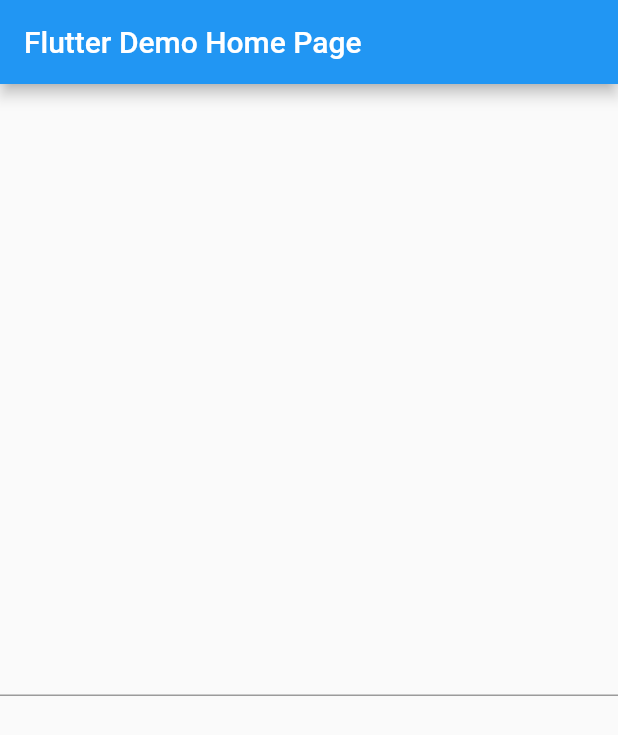
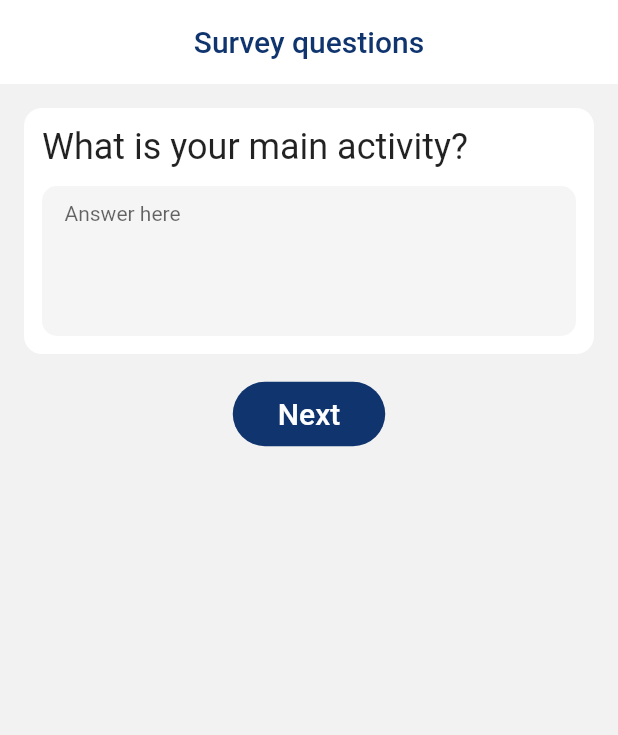
Before and after one commit to karthik-suresh/input_widgets, a Flutter app: the screen it shows after launch, on a phone screen of 412 x 824 dp. Shown: the top 735 px of the screen. Run offline on Flutter 3.47's test engine with Material 2 defaults, Android fonts, the phone set to English and light mode, and no system bars.

Commit message:
Basic survey question outline
* An outline containing influenzanet theme is done
* Static questions are fetched and a next button is placed
* New questions are looped from the static array

```diff
--- a/lib/main.dart
+++ b/lib/main.dart
@@ -1,20 +1,21 @@
 import 'package:flutter/material.dart';
 import 'package:input_widgets/my_widget.dart';
-import 'package:survey_engine.dart/api/api.dart';
+import 'package:input_widgets/ui/common/themes/influenzanet-theme.dart';
+import 'package:input_widgets/ui/common/widgets/app-bars/themed-app-bar.dart';
+import 'package:input_widgets/ui/common/widgets/buttons/themed-primary-button.dart';
 
 void main() {
-  return runApp(MyApp());
+  runApp(MyApp());
 }
 
 class MyApp extends StatelessWidget {
+  // This widget is the root of your application.
   @override
   Widget build(BuildContext context) {
     return MaterialApp(
-      title: 'Flutter Demo',
-      theme: ThemeData(
-        primarySwatch: Colors.blue,
-      ),
-      home: MyHomePage(title: 'Flutter Demo Home Page'),
+      title: 'Influenzanet Survey',
+      theme: influenzaNetTheme,
+      home: MyHomePage(title: 'Survey questions'),
     );
   }
 }
@@ -23,25 +24,63 @@ class MyHomePage extends StatefulWidget {
   MyHomePage({Key key, this.title}) : super(key: key);
 
   final String title;
+  final List<String> questions = [
+    'What is your main activity?',
+    'What is the first part of your school/college/workplace postal code (where you spend the majority of your working/studying time)?',
+    'Which of the following texts most closely matches with your main occupation?',
+    'Except people you meet on public contact, do you have contact with any of the following during the course of a typical day?',
+    'INCLUDING YOU, how many people in each of the following age groups live in your household?'
+  ];
 
   @override
   _MyHomePageState createState() => _MyHomePageState();
 }
 
 class _MyHomePageState extends State<MyHomePage> {
+  int _index = 0;
+  List<String> questions;
+  @override
+  void initState() {
+    questions = widget.questions;
+    super.initState();
+  }
+
+  void _nextQuestion() {
+    setState(() {
+      _index++;
+      if (_index == questions.length) {
+        _index = 0;
+      }
+    });
+  }
+
   @override
   Widget build(BuildContext context) {
     return Scaffold(
-      appBar: AppBar(
-        title: Text(widget.title),
-      ),
-      body: Center(
-        child: Column(
-          mainAxisAlignment: MainAxisAlignment.center,
-          children: <Widget>[
-            MyStatefulWidget(firstArgument.toString()),
-          ],
-        ),
+      appBar: ThemedAppBar(Theme.of(context), titleText: widget.title),
+      body: Column(
+        children: <Widget>[
+          Column(
+            mainAxisAlignment: MainAxisAlignment.center,
+            children: <Widget>[
+              Padding(
+                padding: const EdgeInsets.only(
+                  left: ThemeElements.pagePadding,
+                  top: ThemeElements.pagePadding,
+                  right: ThemeElements.pagePadding,
+                ),
+                child: MyWidget(question: questions[_index]),
+              ),
+              Container(height: ThemeElements.elementPadding),
+              ThemedPrimaryButton(
+                Theme.of(context),
+                primaryColor: true,
+                text: 'Next',
+                onPressed: _nextQuestion,
+              )
+            ],
+          )
+        ],
       ),
     );
   }
--- a/lib/my_widget.dart
+++ b/lib/my_widget.dart
@@ -1,5 +1,45 @@
 import 'package:flutter/material.dart';
+import 'package:input_widgets/ui/common/themes/influenzanet-theme.dart';
+import 'package:input_widgets/ui/common/widgets/cards/themed-card.dart';
+import 'package:input_widgets/ui/common/widgets/forms/themed-long-text-form-field.dart';
 
-class MyStatefulWidget extends TextFormField {
-  MyStatefulWidget(String name) : super(initialValue: name);
+class MyWidget extends StatelessWidget {
+  final String question;
+  MyWidget({Key key, this.question}) : super(key: key);
+
+  @override
+  Widget build(BuildContext context) {
+    ThemeData themeData = Theme.of(context);
+    return Container(
+      child: Column(
+        children: <Widget>[_inputLongTextFields(themeData, this.question)],
+      ),
+    );
+  }
+
+  Widget _inputLongTextFields(ThemeData themeData, String question) {
+    return ThemedCard(
+      color: Colors.white,
+      child: Padding(
+        padding: EdgeInsets.all(12),
+        child: Column(
+          crossAxisAlignment: CrossAxisAlignment.start,
+          children: <Widget>[
+            Text(
+              question,
+              style: themeData.textTheme.headline5,
+              textAlign: TextAlign.center,
+            ),
+            Container(
+              height: ThemeElements.cardContentPadding,
+            ),
+            ThemedLongTextFormField(
+              hintText: "Answer here",
+              maxlines: 5,
+            ),
+          ],
+        ),
+      ),
+    );
+  }
 }
--- /dev/null
+++ b/lib/ui/common/themes/influenzanet-theme.dart
@@ -0,0 +1,88 @@
+import 'package:flutter/material.dart';
+
+ThemeData influenzaNetTheme = ThemeData(
+  primarySwatch: ThemeElements.primarySwatch,
+  primaryColor: ThemeElements.primaryColor,
+  primaryColorLight: ThemeElements.primaryColorLight,
+  primaryColorDark: ThemeElements.primaryColorDark,
+  accentColor: ThemeElements.accentColor,
+  canvasColor: ThemeElements.canvasColor,
+  disabledColor: Colors.grey[350],
+  textTheme: TextTheme(
+      headline1: ThemeElements.displayTextStyle,
+      headline2: ThemeElements.displayTextStyle,
+      headline3: ThemeElements.displayTextStyle,
+      headline4: ThemeElements.displayTextStyle),
+  buttonTheme: ButtonThemeData(
+      buttonColor: ThemeElements.primaryColor,
+      textTheme: ButtonTextTheme.primary,
+      shape:
+          RoundedRectangleBorder(borderRadius: BorderRadius.circular(100.0))),
+  appBarTheme: AppBarTheme(
+    color: Colors.white,
+    brightness: Brightness.light,
+    elevation: 0.0,
+    iconTheme: IconThemeData(color: ThemeElements.accentColor),
+  ),
+  dividerTheme: DividerThemeData(space: ThemeElements.elementPadding / 2),
+);
+
+class ThemeElements {
+  static const MaterialColor primarySwatch = MaterialColor(0xff4b669d, {
+    50: const Color(0xffe5e9f0),
+    100: const Color(0xffbec7dc),
+    200: const Color(0xff94a4c4),
+    300: const Color(0xff6c81ad),
+    400: const Color(0xff4b669d),
+    500: const Color(0xff284d8e),
+    600: const Color(0xff214686),
+    700: const Color(0xff173d7a),
+    800: const Color(0xff0f336e),
+    900: const Color(0xff042357),
+  });
+
+  static const MaterialColor accentSwatch = MaterialColor(0xff61b1b0, {
+    50: const Color(0xffe2f1f2),
+    100: const Color(0xffb7dddd),
+    200: const Color(0xff8ac7c7),
+    300: const Color(0xff61b1b0),
+    400: const Color(0xff49a09e),
+    500: const Color(0xff36908c),
+    600: const Color(0xff33837f),
+    700: const Color(0xff2e746f),
+    800: const Color(0xff29645f),
+    900: const Color(0xff1f4843),
+  });
+
+  static const Color primaryColor = const Color(0xff0f346e);
+  static const Color primaryColorLight = const Color(0xff475d9d);
+  static const Color primaryColorDark = const Color(0xff000e42);
+
+  static const Color accentColor = const Color(0xff61b1b0);
+  static const Color accentColorLight = const Color(0xff93e3e2);
+  static const Color accentColorDark = const Color(0xff2d8181);
+
+  static const Color canvasColor = const Color(0xfff2f2f2);
+
+  static const TextStyle displayTextStyle = TextStyle(color: Colors.black);
+  static const TextStyle bigButtonTextStyle = TextStyle(fontSize: 20.0);
+  static const TextStyle longTextFormFieldTextStyle = TextStyle(fontSize: 14.0);
+
+  static const EdgeInsetsGeometry bigButtonPaddingGeometry =
+      EdgeInsets.symmetric(vertical: 10.0, horizontal: 30.0);
+
+  static const double pagePadding = 16.0;
+  static const double elementPadding = 16.0;
+  static const double connectedElementPadding = 12.0;
+  static const double listItemPadding = connectedElementPadding / 2;
+  static const double cardContentPadding = 12.0;
+  static const double cardElementPadding = 8.0;
+
+  static const double cardBorderRadius = 12.0;
+
+  static const listPageItemEdgeInsets = const EdgeInsets.only(
+    left: ThemeElements.connectedElementPadding,
+    top: ThemeElements.connectedElementPadding,
+    right: ThemeElements.connectedElementPadding,
+  );
+}
--- /dev/null
+++ b/lib/ui/common/widgets/app-bars/themed-app-bar.dart
@@ -0,0 +1,18 @@
+import 'package:flutter/material.dart';
+
+class ThemedAppBar extends AppBar {
+  factory ThemedAppBar(ThemeData themeData, {String titleText = '', List<Widget> actions}) {
+    return ThemedAppBar.widget(
+      themeData,
+      title: Text(
+        titleText,
+        textAlign: TextAlign.center,
+        style: TextStyle(color: themeData.primaryColor),
+      ),
+      actions: actions,
+    );
+  }
+
+  ThemedAppBar.widget(ThemeData themeData, {Widget title, List<Widget> actions})
+      : super(centerTitle: true, title: title, actions: actions);
+}
--- /dev/null
+++ b/lib/ui/common/widgets/buttons/themed-primary-button.dart
@@ -0,0 +1,35 @@
+import 'package:flutter/material.dart';
+import 'package:input_widgets/ui/common/themes/influenzanet-theme.dart';
+
+class ThemedPrimaryButton extends FlatButton {
+  factory ThemedPrimaryButton(ThemeData themeData,
+      {String text = '', void Function() onPressed, bool primaryColor = true}) {
+    return ThemedPrimaryButton.widget(
+      themeData,
+      primaryColor: primaryColor,
+      child: Text(
+        text,
+        textAlign: TextAlign.center,
+        style: ThemeElements.bigButtonTextStyle.apply(
+          color: Colors.white,
+        ),
+      ),
+      onPressed: onPressed,
+    );
+  }
+
+  ThemedPrimaryButton.widget(ThemeData themeData,
+      {Widget child, void Function() onPressed, bool primaryColor = true})
+      : super(
+          color: primaryColor ? themeData.primaryColor : themeData.accentColor,
+          splashColor: primaryColor
+              ? ThemeElements.primarySwatch[500]
+              : ThemeElements.accentSwatch[400],
+          padding: ThemeElements.bigButtonPaddingGeometry,
+          shape:
+              RoundedRectangleBorder(borderRadius: BorderRadius.circular(100)),
+          child: child,
+          onPressed: onPressed,
+          //elevation: 0,
+        );
+}
--- /dev/null
+++ b/lib/ui/common/widgets/cards/themed-card.dart
@@ -0,0 +1,37 @@
+import 'package:flutter/material.dart';
+import 'package:input_widgets/ui/common/themes/influenzanet-theme.dart';
+
+class ThemedCard extends StatelessWidget {
+  final double width;
+  final double height;
+  final Color color;
+  final Color splashColor;
+  final void Function() onTap;
+  final Widget child;
+
+  ThemedCard(
+      {this.width,
+      this.height,
+      this.color = Colors.white,
+      this.splashColor,
+      this.onTap,
+      this.child});
+
+  @override
+  Widget build(BuildContext context) {
+    return Ink(
+      decoration: BoxDecoration(
+          color: color,
+          borderRadius: BorderRadius.circular(ThemeElements.cardBorderRadius)),
+      width: width,
+      height: height,
+      child: InkWell(
+        borderRadius: BorderRadius.circular(ThemeElements.cardBorderRadius),
+        splashColor: splashColor?.withOpacity(0.75),
+        highlightColor: splashColor?.withOpacity(0.5),
+        onTap: onTap,
+        child: child,
+      ),
+    );
+  }
+}
--- /dev/null
+++ b/lib/ui/common/widgets/forms/themed-long-text-form-field.dart
@@ -0,0 +1,29 @@
+import 'package:flutter/material.dart';
+import 'package:input_widgets/ui/common/themes/influenzanet-theme.dart';
+
+class ThemedLongTextFormField extends TextField {
+  ThemedLongTextFormField(
+      {String hintText,
+      int maxlines,
+      bool readOnly: false,
+      bool autocorrect: false})
+      : super(
+          style: ThemeElements.longTextFormFieldTextStyle,
+          decoration: InputDecoration(
+            hintText: hintText,
+            hintStyle: ThemeElements.longTextFormFieldTextStyle,
+            contentPadding: EdgeInsets.symmetric(vertical: 10, horizontal: 15),
+            filled: true,
+            focusColor: ThemeElements.primaryColorLight,
+            border: OutlineInputBorder(
+              borderRadius: BorderRadius.circular(10),
+              borderSide: BorderSide.none,
+            ),
+          ),
+          keyboardType: TextInputType.multiline,
+          keyboardAppearance: Brightness.light,
+          maxLines: maxlines,
+          readOnly: readOnly,
+          autocorrect: autocorrect,
+        );
+}
--- a/pubspec.yaml
+++ b/pubspec.yaml
@@ -27,8 +27,8 @@ dependencies:
 dev_dependencies:
   flutter_test:
     sdk: flutter
-  survey_engine.dart:
-    path: C:\src\ananth\dart_projects\survey-engine.dart\
+  # survey_engine.dart:
+  #   path: C:\src\ananth\dart_projects\survey-engine.dart\
 
 
 # For information on the generic Dart part of this file, see the
```
Also changed, not shown: lib/exporter.dart (deleted, +0 -13 lines), lib/ui/common/widgets/app-bars/themed-sliver-app-bar.dart (added, +24 -0 lines), lib/ui/common/widgets/buttons/themed-secondary-button.dart (added, +41 -0 lines), lib/ui/common/widgets/forms/themed-text-form-field.dart (added, +32 -0 lines), lib/ui/common/widgets/navigators/navigator-page.dart (added, +23 -0 lines), lib/ui/common/widgets/scaffolds/themed-scaffold.dart (added, +33 -0 lines).
